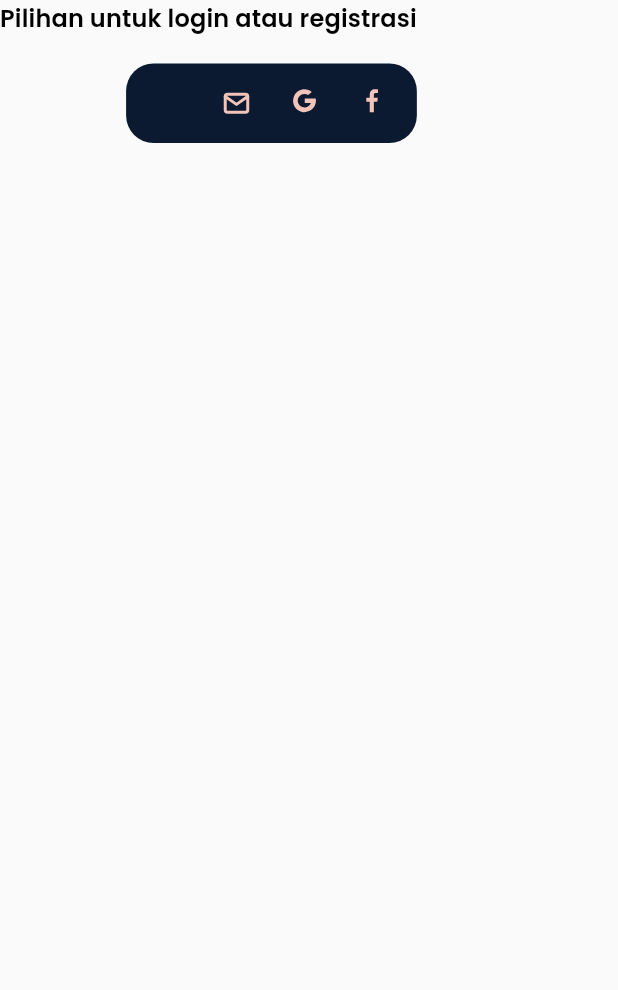
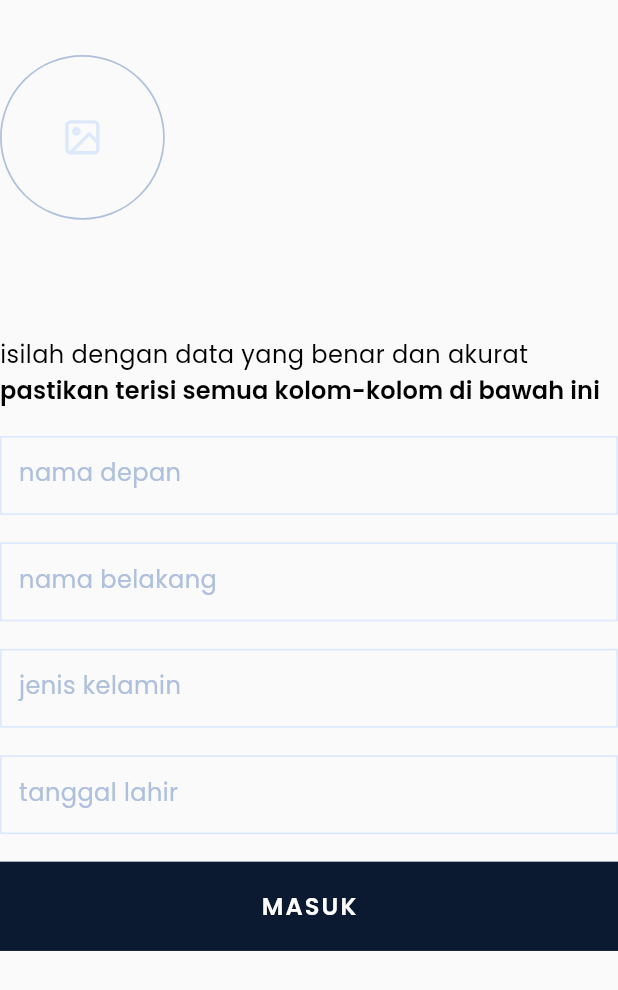
Before and after one commit to dhemitus/alumina_interior, a Flutter app: the screen it shows after launch, on a phone screen of 412 x 824 dp. Shown: the top 990 px of the screen. Run offline on Flutter 3.47's test engine with Material 2 defaults, Android fonts, the phone set to English and light mode, and no system bars; our stand-ins replace firebase_messaging, flutter_screenutil, flutter_svg, google_fonts; accounts and stored records are empty; project files that could hold a hidden picture were left out.

Commit message:
add some organisms

```diff
--- a/lib/main.dart
+++ b/lib/main.dart
@@ -151,7 +151,11 @@ class _MyHomePageState extends State<MyHomePage> {
     return Scaffold(
       key: _scaffoldState,
       body: SafeArea(
-        child: LoginOption()
+        child: Column(
+          children: [
+            RegisterProfileForm()
+          ],
+        )
       ),
     );
   }
--- /dev/null
+++ b/lib/widgets/molecules/containers/containers.dart
@@ -0,0 +1,2 @@
+export './welcomeheader_molecule.dart';
+export './contentheader_molecule.dart';
--- /dev/null
+++ b/lib/widgets/molecules/containers/contentheader_molecule.dart
@@ -0,0 +1,23 @@
+import 'package:flutter/material.dart';
+import 'package:flutter_screenutil/flutter_screenutil.dart';
+
+import 'package:alumina/widgets/widgets.dart';
+import 'package:alumina/shared/shared.dart' as Iconic;
+
+class ContentHeader extends StatelessWidget {
+  final String head;
+  final String body;
+
+  ContentHeader({this.head, this.body});
+
+  @override
+  Widget build(BuildContext context) {
+    return Column(
+      crossAxisAlignment: CrossAxisAlignment.start,
+      children: [
+        BodyText2(head),
+        SubtitleText2(body),
+      ],
+    );
+  }
+}
--- a/lib/widgets/molecules/molecules.dart
+++ b/lib/widgets/molecules/molecules.dart
@@ -2,3 +2,4 @@ export './buttons/buttons.dart';
 export './texts/texts.dart';
 export './inputs/inputs.dart';
 export './lists/lists.dart';
+export './containers/containers.dart';
--- a/lib/widgets/organisms/sections/registerprofileform_organism.dart
+++ b/lib/widgets/organisms/sections/registerprofileform_organism.dart
@@ -0,0 +1,60 @@
+import 'package:flutter/material.dart';
+import 'package:flutter_screenutil/flutter_screenutil.dart';
+
+import 'package:alumina/widgets/widgets.dart';
+import 'package:alumina/shared/shared.dart' as Iconic;
+
+class RegisterProfileForm extends StatefulWidget {
+  @override
+  _RegisterProfileFormState createState() => _RegisterProfileFormState();
+}
+
+class _RegisterProfileFormState extends State<RegisterProfileForm> {
+  @override
+  Widget build(BuildContext context) {
+    return Padding(
+      padding: EdgeInsets.only(top: 32.0.w, bottom: 30.0.w),
+      child: Column(
+        crossAxisAlignment: CrossAxisAlignment.start,
+        children: <Widget>[
+          CircleButton(
+            icon: Iconic.imageDDE9FB,
+          ),
+          SizedBox(height: 68.0.w,),
+          ContentHeader(
+            head: 'isilah dengan data yang benar dan akurat ',
+            body: 'pastikan terisi semua kolom-kolom di bawah ini',
+          ),
+          SizedBox(height: 16.0.w,),
+          InputText(
+            label: 'nama depan',
+          ),
+          SizedBox(
+            height: 16.0.w,
+          ),
+          InputText(
+            label: 'nama belakang',
+          ),
+          SizedBox(
+            height: 16.0.w,
+          ),
+          InputText(
+            label: 'jenis kelamin',
+          ),
+          SizedBox(
+            height: 16.0.w,
+          ),
+          InputText(
+            label: 'tanggal lahir',
+          ),
+          SizedBox(
+            height: 16.0.w,
+          ),
+          PrimaryButton(
+            text: 'masuk',
+          )
+        ],
+      ),
+    );
+  }
+}
```
Also changed, not shown: lib/shared/icons.dart (+7 -1 lines), lib/widgets/molecules/containers/welcomeheader_molecule.dart (added, +20 -0 lines), lib/widgets/organisms/sections/loginemailform_organism.dart (+59 -0 lines), assets/svgs/message-circle-icon.svg (added).
